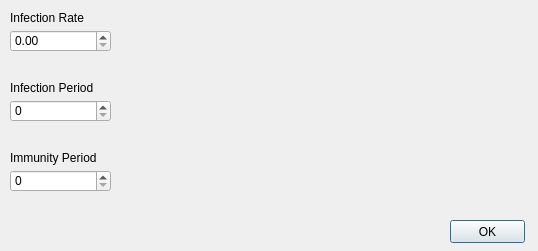
This is NetworkQT/DiseaseParamSelectView.ui in hrachyahakobyan/Network-Simulator-C- as Qt 5 draws it before an edit. The edited form follows.
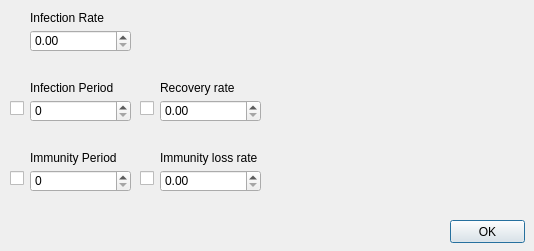
This is the edited form.

```diff
--- a/NetworkQT/DiseaseParamSelectView.ui
+++ b/NetworkQT/DiseaseParamSelectView.ui
@@ -6,7 +6,7 @@
    <rect>
     <x>0</x>
     <y>0</y>
-    <width>538</width>
+    <width>534</width>
     <height>251</height>
    </rect>
   </property>
@@ -29,7 +29,7 @@
   <widget class="QDoubleSpinBox" name="infectionRateSpinbox">
    <property name="geometry">
     <rect>
-     <x>10</x>
+     <x>30</x>
      <y>30</y>
      <width>101</width>
      <height>22</height>
@@ -39,7 +39,7 @@
   <widget class="QLabel" name="label">
    <property name="geometry">
     <rect>
-     <x>10</x>
+     <x>30</x>
      <y>10</y>
      <width>101</width>
      <height>16</height>
@@ -52,7 +52,7 @@
   <widget class="QLabel" name="label_2">
    <property name="geometry">
     <rect>
-     <x>10</x>
+     <x>30</x>
      <y>80</y>
      <width>101</width>
      <height>16</height>
@@ -65,7 +65,7 @@
   <widget class="QSpinBox" name="infectionPeriodSpinbox">
    <property name="geometry">
     <rect>
-     <x>10</x>
+     <x>30</x>
      <y>100</y>
      <width>101</width>
      <height>22</height>
@@ -75,7 +75,7 @@
   <widget class="QLabel" name="label_3">
    <property name="geometry">
     <rect>
-     <x>10</x>
+     <x>30</x>
      <y>150</y>
      <width>101</width>
      <height>16</height>
@@ -88,13 +88,111 @@
   <widget class="QSpinBox" name="immunityPeriodSpinbox">
    <property name="geometry">
     <rect>
-     <x>10</x>
+     <x>30</x>
      <y>170</y>
      <width>101</width>
      <height>22</height>
     </rect>
    </property>
   </widget>
+  <widget class="QDoubleSpinBox" name="immunityLossRateSpinbox">
+   <property name="geometry">
+    <rect>
+     <x>160</x>
+     <y>170</y>
+     <width>101</width>
+     <height>22</height>
+    </rect>
+   </property>
+  </widget>
+  <widget class="QLabel" name="label_4">
+   <property name="geometry">
+    <rect>
+     <x>160</x>
+     <y>150</y>
+     <width>101</width>
+     <height>16</height>
+    </rect>
+   </property>
+   <property name="text">
+    <string>Immunity loss rate</string>
+   </property>
+  </widget>
+  <widget class="QDoubleSpinBox" name="recoveryRateSpinbox">
+   <property name="geometry">
+    <rect>
+     <x>160</x>
+     <y>100</y>
+     <width>101</width>
+     <height>22</height>
+    </rect>
+   </property>
+  </widget>
+  <widget class="QLabel" name="label_5">
+   <property name="geometry">
+    <rect>
+     <x>160</x>
+     <y>80</y>
+     <width>101</width>
+     <height>16</height>
+    </rect>
+   </property>
+   <property name="text">
+    <string>Recovery rate</string>
+   </property>
+  </widget>
+  <widget class="QCheckBox" name="infectionPeriodButton">
+   <property name="geometry">
+    <rect>
+     <x>10</x>
+     <y>100</y>
+     <width>16</width>
+     <height>17</height>
+    </rect>
+   </property>
+   <property name="text">
+    <string/>
+   </property>
+  </widget>
+  <widget class="QCheckBox" name="recoveryRateButton">
+   <property name="geometry">
+    <rect>
+     <x>140</x>
+     <y>100</y>
+     <width>16</width>
+     <height>17</height>
+    </rect>
+   </property>
+   <property name="text">
+    <string/>
+   </property>
+  </widget>
+  <widget class="QCheckBox" name="immunityPeriodButton">
+   <property name="geometry">
+    <rect>
+     <x>10</x>
+     <y>170</y>
+     <width>16</width>
+     <height>17</height>
+    </rect>
+   </property>
+   <property name="text">
+    <string/>
+   </property>
+  </widget>
+  <widget class="QCheckBox" name="immunityLossRateButton">
+   <property name="geometry">
+    <rect>
+     <x>140</x>
+     <y>170</y>
+     <width>16</width>
+     <height>17</height>
+    </rect>
+   </property>
+   <property name="text">
+    <string/>
+   </property>
+  </widget>
  </widget>
  <layoutdefault spacing="6" margin="11"/>
  <resources/>
```
